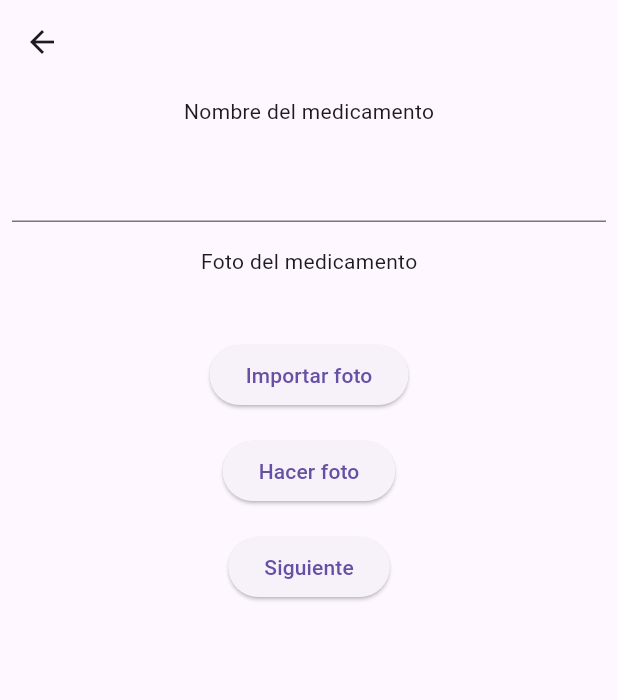
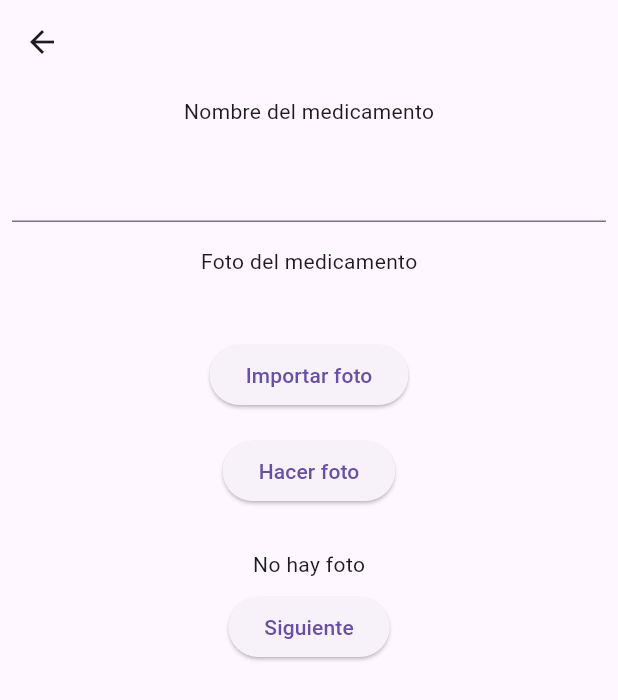
Before and after one commit to MarioRodriguezCordero/Matasanos, a Flutter app: the NuevoMedicamento_1 screen opened directly, after a tap on "Importar foto", on a phone screen of 412 x 824 dp. Shown: the top 700 px of the screen. Run offline on Flutter 3.47's test engine with Material 3 defaults, Android fonts, the phone set to English and light mode, and no system bars; our stand-ins replace image_picker, sqflite; accounts and stored records are empty.

Commit message:
fotografias hechas

```diff
--- a/lib/paginas/listaMedicamentos.dart
+++ b/lib/paginas/listaMedicamentos.dart
@@ -23,7 +23,7 @@ class Item {
 
 class _ListaMedicamentosState extends State<ListaMedicamentos> {
   final List<Item> _data = List<Item>.generate(
-    50,
+    5,
     (int index) {
       return Item(
           headerText: "Item $index",
--- /dev/null
+++ b/lib/paginas/medicamentoArguments.dart
@@ -0,0 +1,4 @@
+class medicamentoArguments {
+  final String title;
+  medicamentoArguments(this.title);
+}
--- a/lib/paginas/nuevoMedicamento_1.dart
+++ b/lib/paginas/nuevoMedicamento_1.dart
@@ -1,8 +1,18 @@
+import 'dart:io';
+
 import 'package:flutter/material.dart';
+import 'package:image_picker/image_picker.dart';
 import 'package:matasanos/paginas/nuevoMedicamento_2.dart';
 
-class NuevoMedicamento_1 extends StatelessWidget {
+class NuevoMedicamento_1 extends StatefulWidget {
   const NuevoMedicamento_1({super.key});
+
+  @override
+  State<NuevoMedicamento_1> createState() => _NuevoMedicamento_1State();
+}
+
+class _NuevoMedicamento_1State extends State<NuevoMedicamento_1> {
+  File? _selectedImage;
 
   @override
   Widget build(BuildContext context) {
@@ -47,15 +57,25 @@ class NuevoMedicamento_1 extends StatelessWidget {
                 child: Padding(
                   padding: const EdgeInsets.all(8),
                   child: ElevatedButton(
-                      onPressed: () {}, child: const Text("Importar foto")),
+                      onPressed: () {
+                        _fotoGaleria();
+                      },
+                      child: const Text("Importar foto")),
                 )),
             Align(
                 alignment: Alignment.center,
                 child: Padding(
                   padding: const EdgeInsets.all(8),
                   child: ElevatedButton(
-                      onPressed: () {}, child: const Text("Hacer foto")),
+                      onPressed: () {
+                        _fotoCamara();
+                      },
+                      child: const Text("Hacer foto")),
                 )),
+            const SizedBox(height: 20),
+            _selectedImage != null
+                ? Image.file(_selectedImage!)
+                : const Text("No hay foto"),
             Align(
                 alignment: Alignment.center,
                 child: Padding(
@@ -64,11 +84,32 @@ class NuevoMedicamento_1 extends StatelessWidget {
                       onPressed: () {
                         final destino = MaterialPageRoute(
                             builder: (_) => const NuevoMedicamento_2());
-                        Navigator.push(context, destino);
+                        Navigator.pushNamed(context, '/',
+                        arguments: );
                       },
                       child: const Text("Siguiente")),
                 )),
           ],
         )));
   }
+
+  Future _fotoGaleria() async {
+    final returnedImage =
+        await ImagePicker().pickImage(source: ImageSource.gallery);
+
+    if (returnedImage == null) return;
+    setState(() {
+      _selectedImage = File(returnedImage!.path);
+    });
+  }
+
+  Future _fotoCamara() async {
+    final returnedImage =
+        await ImagePicker().pickImage(source: ImageSource.camera);
+
+    if (returnedImage == null) return;
+    setState(() {
+      _selectedImage = File(returnedImage!.path);
+    });
+  }
 }
```
Also changed, not shown: 5 other files.
